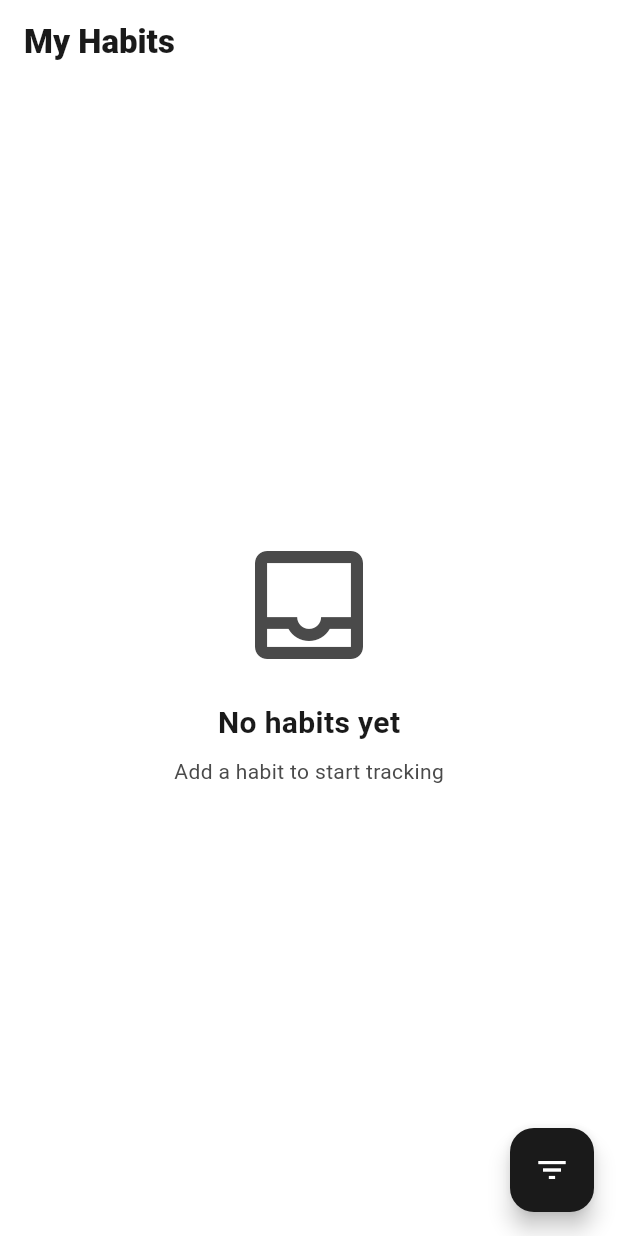
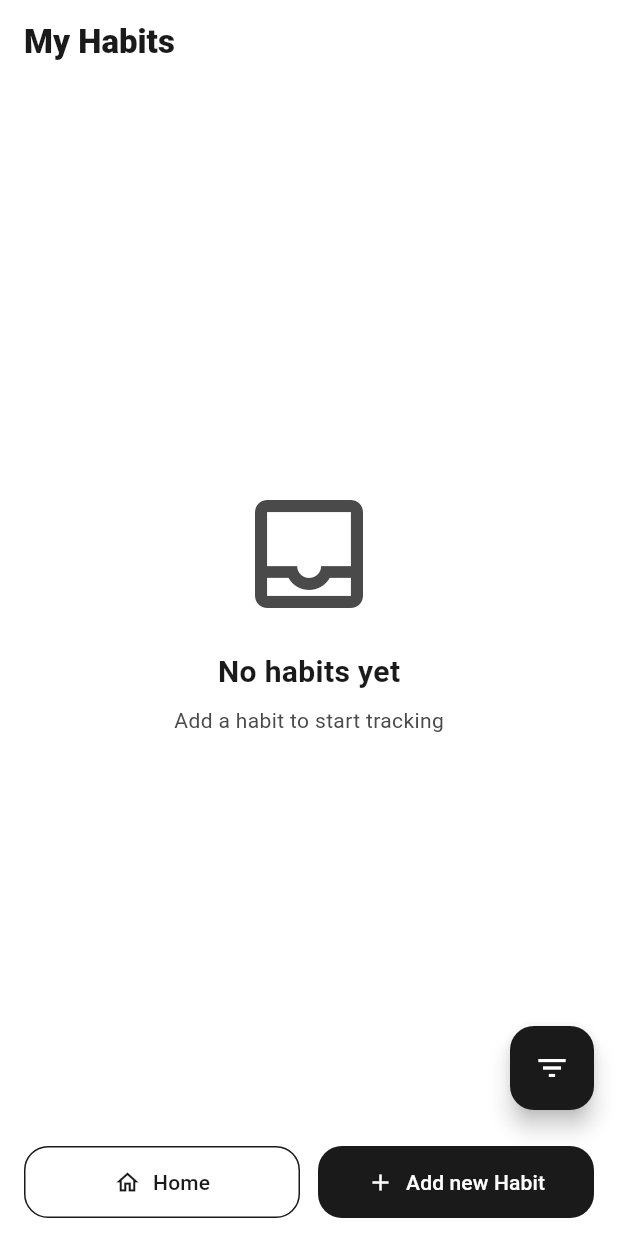
Before and after one commit to ksananth/Habit-tracker, a Flutter app: the DashboardScreen screen opened by its route, on a phone screen of 412 x 824 dp. Run offline on Flutter 3.47's test engine with Material 3 defaults, Android fonts, the phone set to English and light mode, and no system bars; our stand-ins replace flutter_bloc, flutter_native_splash, get_it, go_router, lottie, objectbox; generated files the repository leaves out were written again.

Commit message:
Add button in dashBoard screen

```diff
--- a/lib/features/dashboard/presentation/screen/dasboard_screen.dart
+++ b/lib/features/dashboard/presentation/screen/dasboard_screen.dart
@@ -1,6 +1,8 @@
 import 'package:flutter/material.dart';
 import 'package:flutter_bloc/flutter_bloc.dart';
+import 'package:go_router/go_router.dart';
 import 'package:habittracker/core/di/injection.dart';
+import 'package:habittracker/core/router/app_router.dart';
 import 'package:habittracker/core/theme/app_colors.dart';
 import 'package:habittracker/features/dashboard/presentation/bloc/dashboard_bloc.dart';
 import 'package:habittracker/features/dashboard/presentation/bloc/dashboard_event.dart';
@@ -29,6 +31,47 @@ class DashboardScreen extends StatelessWidget {
           onPressed: () {},
           backgroundColor: AppColors.dark,
           child: const Icon(Icons.filter_list, color: AppColors.white),
+        ),
+        bottomNavigationBar: SafeArea(
+          child: Padding(
+            padding: const EdgeInsets.fromLTRB(16, 8, 16, 12),
+            child: Row(
+              children: [
+                Expanded(
+                  child: OutlinedButton.icon(
+                    onPressed: () => context.go(AppRoutes.home),
+                    icon: const Icon(Icons.home_outlined),
+                    label: const Text('Home'),
+                    style: OutlinedButton.styleFrom(
+                      foregroundColor: AppColors.dark,
+                      side: const BorderSide(color: AppColors.dark),
+                      padding: const EdgeInsets.symmetric(vertical: 14),
+                      shape: RoundedRectangleBorder(
+                        borderRadius: BorderRadius.circular(16),
+                      ),
+                    ),
+                  ),
+                ),
+                const SizedBox(width: 12),
+                Expanded(
+                  child: ElevatedButton.icon(
+                    onPressed: () {},
+                    icon: const Icon(Icons.add),
+                    label: const Text('Add new Habit'),
+                    style: ElevatedButton.styleFrom(
+                      backgroundColor: AppColors.dark,
+                      foregroundColor: AppColors.white,
+                      elevation: 0,
+                      padding: const EdgeInsets.symmetric(vertical: 14),
+                      shape: RoundedRectangleBorder(
+                        borderRadius: BorderRadius.circular(16),
+                      ),
+                    ),
+                  ),
+                ),
+              ],
+            ),
+          ),
         ),
         body: BlocBuilder<DashboardBloc, DashboardState>(
           builder: (context, state) {
```
